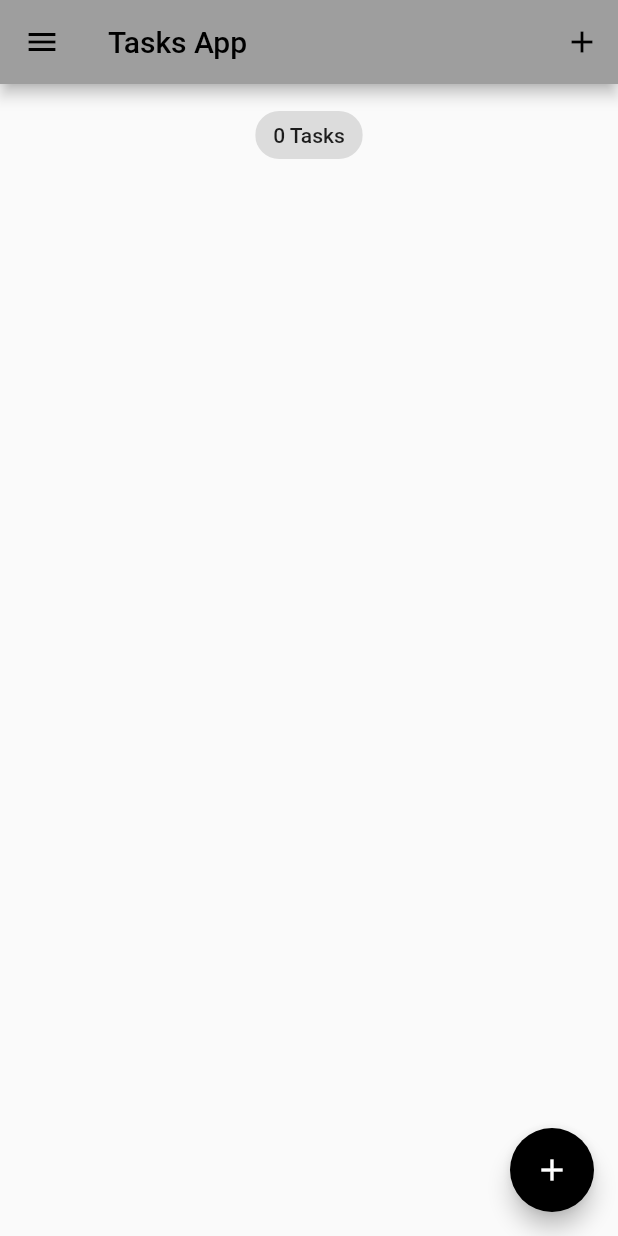
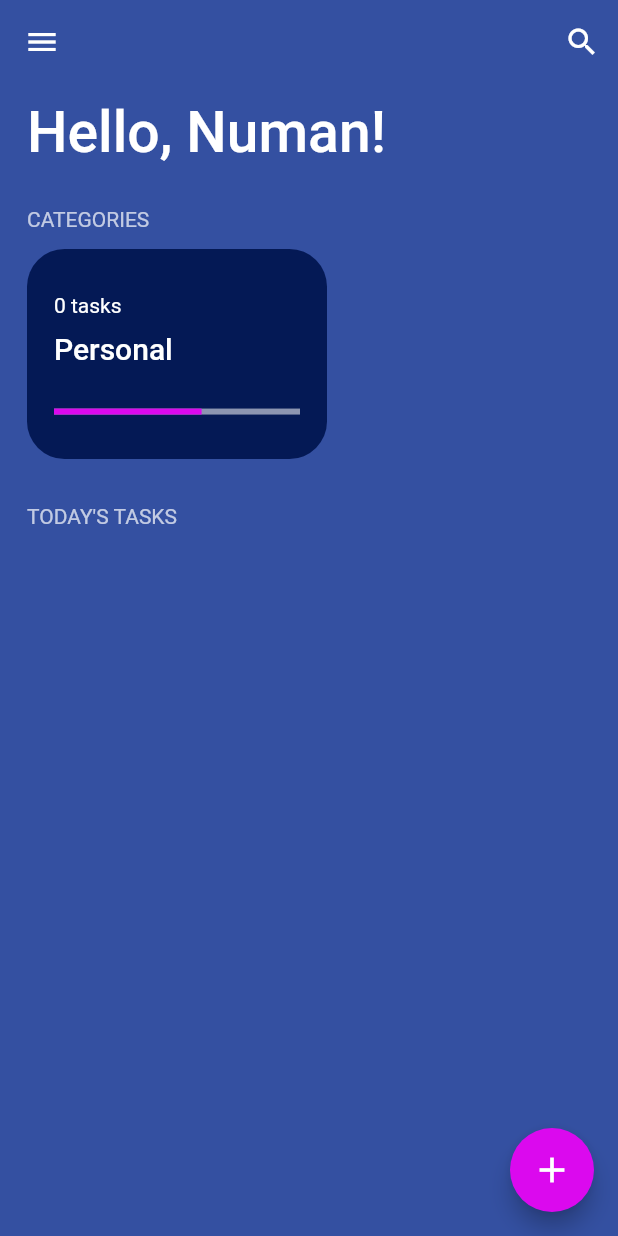
Before and after one commit to numanuddin1/flutter_bloc_pattern, a Flutter app: the screen it shows after launch, on a phone screen of 412 x 824 dp. Run offline on Flutter 3.47's test engine with Material 2 defaults, Android fonts, the phone set to English and light mode, and no system bars; our stand-ins replace bloc, equatable, flutter_bloc, hydrated_bloc.

Commit message:
UI Changes

```diff
--- a/lib/blocs/switch_bloc/switch_bloc.dart
+++ b/lib/blocs/switch_bloc/switch_bloc.dart
@@ -7,7 +7,7 @@ part 'switch_event.dart';
 part 'switch_state.dart';
 
 class SwitchBloc extends Bloc<SwitchEvent, SwitchState> {
-  SwitchBloc() : super(SwitchInitial(switchValue: false)) {
+  SwitchBloc() : super(SwitchInitial(switchValue: true)) {
     on<SwitchOnEvent>((event, emit) {
       emit(const SwitchState(switchValue: true));
     });
--- a/lib/screens/recycle_bin.dart
+++ b/lib/screens/recycle_bin.dart
@@ -17,12 +17,6 @@ class RecycleBin extends StatelessWidget {
         return Scaffold(
           appBar: AppBar(
             title: const Text('Recycle Bin'),
-            actions: [
-              IconButton(
-                onPressed: () {},
-                icon: const Icon(Icons.add),
-              )
-            ],
           ),
           body: Column(
             crossAxisAlignment: CrossAxisAlignment.center,
--- a/lib/screens/tasks_screen.dart
+++ b/lib/screens/tasks_screen.dart
@@ -1,12 +1,15 @@
 // ignore_for_file: prefer_const_constructors, prefer_const_literals_to_create_immutables
 
 import 'package:flutter/material.dart';
+import 'package:flutter/services.dart';
 import 'package:flutter_bloc_pattern/models/task.dart';
 import 'package:flutter_bloc_pattern/screens/my_drawer.dart';
+import 'package:flutter_bloc_pattern/services/app_theme.dart';
 import 'package:flutter_bloc_pattern/widgets/task_list.dart';
 
 import '../blocs/task_bloc/task_state.dart';
 import '../blocs/task_exports.dart';
+import '../widgets/category_card.dart';
 import 'add_task_screen.dart';
 
 class TasksScreen extends StatefulWidget {
@@ -19,16 +22,24 @@ class TasksScreen extends StatefulWidget {
 }
 
 class _TasksScreenState extends State<TasksScreen> {
+
+  @override
+  void initState() {
+    super.initState();
+    SystemChrome.setEnabledSystemUIMode(SystemUiMode.manual, overlays: []);
+  }
+  Color color = Color(0xFF3450a1);
+
   void _addTask(BuildContext context) {
     showModalBottomSheet(
         context: context,
         builder: (context) {
           return SingleChildScrollView(
             child: Container(
-              child: Padding(
-                padding:  EdgeInsets.only(bottom: MediaQuery.of(context).viewInsets.bottom),
-                child: AddTaskScreen(),
+              padding: EdgeInsets.only(
+                bottom: MediaQuery.of(context).viewInsets.bottom,
               ),
+              child: AddTaskScreen(),
             ),
           );
         });
@@ -40,26 +51,44 @@ class _TasksScreenState extends State<TasksScreen> {
       builder: (context, state) {
         return Scaffold(
           appBar: AppBar(
-            title: const Text('Tasks App'),
+            elevation: 0,
+            backgroundColor: color,
             actions: [
               IconButton(
                 onPressed: () => _addTask(context),
-                icon: const Icon(Icons.add),
+                icon: const Icon(Icons.search),
               )
             ],
           ),
+          backgroundColor: color,
           body: Column(
-            crossAxisAlignment: CrossAxisAlignment.center,
+            crossAxisAlignment: CrossAxisAlignment.start,
             children: [
               SizedBox(
                 height: 10,
               ),
-              Center(
-                child: Chip(
-                  label: Text(
-                    '${state.allTasks.length} Tasks',
-                  ),
+              Padding(
+                padding: const EdgeInsets.symmetric(horizontal: 18.0),
+                child: Text('Hello, Numan!',  style: TextStyle(color: Colors.white, fontSize: 38, fontWeight: FontWeight.w500)),
+              ),
+              SizedBox(height: 15,),
+              Padding(
+                padding:
+                    const EdgeInsets.symmetric(horizontal: 18.0, vertical: 12),
+                child: Text('CATEGORIES',  style: TextStyle(color: Colors.white70),),
+              ),
+              Container(
+                height: 140,
+                child: Padding(
+                  padding: const EdgeInsets.only(left: 18),
+                  child: CategoryCard(task: state.allTasks,),
                 ),
+              ),
+              SizedBox(height: 18,),
+              Padding(
+                padding:
+                    const EdgeInsets.symmetric(horizontal: 18.0, vertical: 12),
+                child: Text('TODAY\'S TASKS', style: TextStyle(color: Colors.white70),),
               ),
               Expanded(child: TaskList(taskList: state.allTasks))
             ],
@@ -67,7 +96,12 @@ class _TasksScreenState extends State<TasksScreen> {
           floatingActionButton: FloatingActionButton(
             onPressed: () => _addTask(context),
             tooltip: 'Add Task',
-            child: const Icon(Icons.add),
+            backgroundColor: Color(0xffdb09ee),
+            child: const Icon(
+              Icons.add,
+              color: Colors.white,
+              size: 28,
+            ),
           ),
           drawer: MyDrawer(),
         );
--- /dev/null
+++ b/lib/widgets/category_card.dart
@@ -0,0 +1,38 @@
+import 'package:flutter/material.dart';
+
+import '../models/task.dart';
+
+class CategoryCard extends StatelessWidget {
+  const CategoryCard({Key? key, required this.task}) : super(key: key);
+
+  final List<Task> task;
+
+  @override
+  Widget build(BuildContext context) {
+    return Container(
+      width: 200,
+
+      decoration: BoxDecoration(
+        borderRadius: BorderRadius.circular(25),
+        color: Color(0xFF041955),
+      ),
+      child: Padding(
+        padding: const EdgeInsets.symmetric(horizontal: 18.0, vertical: 25),
+        child: Column(
+          mainAxisAlignment: MainAxisAlignment.spaceAround,
+          crossAxisAlignment: CrossAxisAlignment.start,
+          children: [
+            Text('${task.length} tasks'),
+            Text('Personal', style: TextStyle(fontSize: 20, fontWeight: FontWeight.w500),),
+            SizedBox(height: 10,),
+            LinearProgressIndicator(
+              value: 0.6,
+              backgroundColor: Colors.white54,
+              valueColor: AlwaysStoppedAnimation<Color>(Color(0xffdb09ee)) ,
+            )
+          ],
+        ),
+      ),
+    );
+  }
+}
--- a/lib/widgets/task_list.dart
+++ b/lib/widgets/task_list.dart
@@ -1,5 +1,6 @@
 import 'package:flutter/material.dart';
 import 'package:flutter_bloc_pattern/blocs/task_exports.dart';
+import 'package:flutter_bloc_pattern/widgets/list_item.dart';
 import 'package:flutter_bloc_pattern/widgets/task_tile.dart';
 
 import '../models/task.dart';
@@ -18,7 +19,7 @@ class TaskList extends StatelessWidget {
         itemCount: taskList.length,
         itemBuilder: (context, index) {
           var task = taskList[index];
-          return TaskTile(task: task);
+          return ListItem(task: task);
         });
   }
 }
--- a/lib/widgets/task_tile.dart
+++ b/lib/widgets/task_tile.dart
@@ -23,7 +23,7 @@ class TaskTile extends StatelessWidget {
       onLongPress: () =>
           _removeOrDeleteTask(context, task),
       title: Text(
-        task.title,
+        '${task.title}',
         style: TextStyle(
             decoration: task.isDone! ? TextDecoration.lineThrough : null),
       ),
```
Also changed, not shown: lib/screens/add_task_screen.dart (+6 -1 lines), lib/widgets/list_item.dart (+51 -5 lines).
